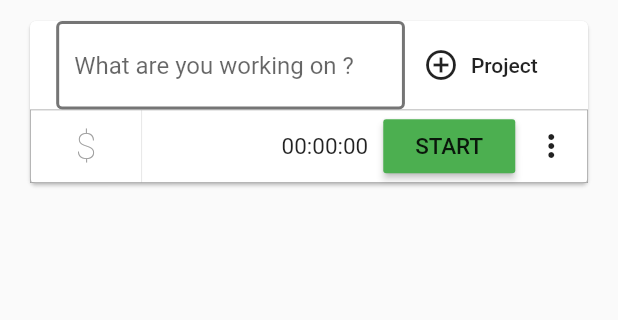
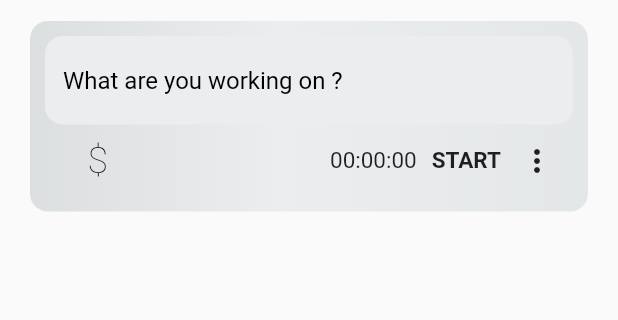
Before and after one commit to erenacikbas/time_management_app, a Flutter app: the screen it shows once a user with an empty profile is signed in, on a phone screen of 412 x 824 dp, the part 84-404 px from its top. Run offline on Flutter 3.47's test engine with Material 2 defaults, Android fonts, the phone set to English and light mode, and no system bars; drawn by our look-alikes of grouped_list; our stand-ins replace cloud_firestore, firebase_auth, firebase_core, google_sign_in, shared_preferences; accounts and stored records are empty.

Commit message:
UI changes applied

```diff
--- a/lib/application_layer/components/tracker_adder.dart
+++ b/lib/application_layer/components/tracker_adder.dart
@@ -14,14 +14,10 @@ import 'package:uuid/uuid.dart';
 var uuid = Uuid();
 
 class TrackerAdder extends StatefulWidget {
-  TrackerAdder({
-    Key key,
-    this.userID,
-    this.eventID
-  }) : super(key: key);
+  TrackerAdder({Key key, this.userID, this.eventID}) : super(key: key);
 
-  String userID;
-  String eventID;
+  final String userID;
+  final String eventID;
 
   @override
   _TrackerAdderState createState() => _TrackerAdderState();
@@ -100,8 +96,12 @@ class _TrackerAdderState extends State<TrackerAdder> {
       padding: const EdgeInsets.only(top: 8.0),
       child: Container(
         width: double.infinity,
-        child: Card(
+        child: Container(
+          decoration: BoxDecoration(
+              borderRadius: BorderRadius.circular(12), gradient: greyGradient),
           margin: EdgeInsets.fromLTRB(20.0, 6.0, 20.0, 0.0),
+          child: Padding(
+            padding: const EdgeInsets.all(10.0),
             child: Column(
               children: [
                 Row(
@@ -117,36 +117,29 @@ class _TrackerAdderState extends State<TrackerAdder> {
                             eventName = value;
                           });
                         },
-                      decoration: textInputDecoration.copyWith(
+                        decoration: trackerAdderTextInputDecoration.copyWith(
                           hintText: "What are you working on ?",
-                        focusedBorder: OutlineInputBorder(
-                            borderSide:
-                                BorderSide(color: Colors.blueGrey, width: 2.0)),
+                          // focusedBorder: OutlineInputBorder(
+                          //     borderSide:
+                          //         BorderSide(color: Colors.blueGrey, width: 2.0)),
                         ),
                       ),
-                  ),
-                  Flexible(
-                    flex: 3,
-                    child: FlatButton.icon(
-                        icon: Icon(Icons.add_circle_outline),
-                        label: Text("Project"),
-                        onPressed: () {}),
                     ),
                   ],
                 ),
                 Container(
-                decoration: BoxDecoration(
-                    border: Border.all(color: Colors.grey, width: 0.5)),
+                  // decoration: BoxDecoration(
+                  //     border: Border.all(color: Colors.grey, width: 0.5)),
                   child: Row(
                     children: [
                       Flexible(
                         flex: 2,
                         child: Container(
-                        decoration: _verticalDivider(),
+                          //decoration: _verticalDivider(),
                           child: RawMaterialButton(
                             child: Text("\$"),
                             textStyle: TextStyle(
-                              color: Colors.grey,
+                                color: Colors.black,
                                 fontWeight: FontWeight.w200,
                                 fontSize: 25),
                             onPressed: () {},
@@ -171,29 +164,31 @@ class _TrackerAdderState extends State<TrackerAdder> {
                                 ? Row(
                                     children: [
                                       Padding(
-                                      padding: const EdgeInsets.only(left: 5.0),
+                                        padding:
+                                            const EdgeInsets.only(left: 5.0),
                                         // Start Button
-                                      child: RaisedButton(
+                                        child: InkWell(
                                           child: Text(
                                             'START',
                                             style: TextStyle(
                                                 fontSize: 15.0,
+                                                fontWeight: FontWeight.bold),
                                           ),
-                                        ),
-                                        onPressed: () {
+                                          onTap: () {
                                             startingTime = DateFormat.Hm()
                                                 .format(DateTime.now());
                                             FocusScope.of(context).unfocus();
                                             timerStream = stopWatchStream();
-                                          timerSubscription =
-                                              timerStream.listen((int newTick) {
+                                            timerSubscription = timerStream
+                                                .listen((int newTick) {
                                               setState(() {
                                                 hoursStr =
                                                     ((newTick / (60 * 60)) % 60)
                                                         .floor()
                                                         .toString()
                                                         .padLeft(2, '0');
-                                              minutesStr = ((newTick / 60) % 60)
+                                                minutesStr =
+                                                    ((newTick / 60) % 60)
                                                         .floor()
                                                         .toString()
                                                         .padLeft(2, '0');
@@ -206,7 +201,6 @@ class _TrackerAdderState extends State<TrackerAdder> {
                                               });
                                             });
                                           },
-                                        color: Colors.green,
                                         ),
                                       ),
                                       MaterialButton(
@@ -220,17 +214,19 @@ class _TrackerAdderState extends State<TrackerAdder> {
                                 : Row(
                                     children: [
                                       Padding(
-                                      padding: const EdgeInsets.only(left: 5.0),
+                                        padding:
+                                            const EdgeInsets.only(left: 5.0),
                                         // Stop Button
-                                      child: RaisedButton(
+                                        child: InkWell(
                                           child: Text(
                                             'STOP',
                                             style: TextStyle(
-                                            color: Colors.white,
+                                              color: Colors.black,
                                               fontSize: 15.0,
+                                              fontWeight: FontWeight.bold
                                             ),
                                           ),
-                                        onPressed: () async {
+                                          onTap: () async {
                                             await timerSubscription.cancel();
                                             timerStream = null;
                                             setState(() {
@@ -259,7 +255,6 @@ class _TrackerAdderState extends State<TrackerAdder> {
                                               uuid.v1(),
                                             );
                                           },
-                                        color: Colors.red,
                                         ),
                                       ),
                                       MaterialButton(
@@ -281,6 +276,7 @@ class _TrackerAdderState extends State<TrackerAdder> {
             ),
           ),
         ),
+      ),
     );
   }
 }
--- a/lib/application_layer/home/tracker_list.dart
+++ b/lib/application_layer/components/tracker_list.dart
@@ -1,7 +1,7 @@
 import 'package:flutter/material.dart';
 import 'package:grouped_list/grouped_list.dart';
 import 'package:provider/provider.dart';
-import 'package:time_management_app/application_layer/home/tracker_tile.dart';
+import 'package:time_management_app/application_layer/components/tracker_tile.dart';
 import 'package:time_management_app/application_layer/loading_screen.dart/loading_screen.dart';
 import 'package:time_management_app/application_layer/models/trackers.dart';
 
@@ -36,7 +36,7 @@ class _TrackerListState extends State<TrackerList> {
           // itemComparator: (item1, item2) =>
           //         item2.finishingTime.compareTo(item1.finishingTime),
           groupSeparatorBuilder: (String value) => Padding(
-            padding: const EdgeInsets.only(top: 20.0, bottom: 10.0),
+            padding: const EdgeInsets.only(top: 20.0, bottom: 0.0),
             child: Text(
               value,
               textAlign: TextAlign.center,
--- a/lib/application_layer/home/home.dart
+++ b/lib/application_layer/home/home.dart
@@ -2,7 +2,7 @@ import 'package:flutter/material.dart';
 import 'package:provider/provider.dart';
 import 'package:shared_preferences/shared_preferences.dart';
 import 'package:time_management_app/application_layer/components/tracker_adder.dart';
-import 'package:time_management_app/application_layer/home/tracker_list.dart';
+import 'package:time_management_app/application_layer/components/tracker_list.dart';
 import 'package:time_management_app/application_layer/loading_screen.dart/loading_screen.dart';
 import 'package:time_management_app/application_layer/models/trackers.dart';
 import 'package:time_management_app/service_layer/auth.dart';
--- a/lib/shared/constants.dart
+++ b/lib/shared/constants.dart
@@ -8,3 +8,20 @@ const textInputDecoration = InputDecoration(
   focusedBorder: OutlineInputBorder(
       borderSide: BorderSide(color: Colors.blueGrey, width: 2.0)),
 );
+
+const greyGradient = LinearGradient(
+    begin: Alignment.centerLeft,
+    end: Alignment.centerRight,
+    stops: [0, 0.45, 1],
+    colors: [Color(0xffdcdfe0), Color(0xffebedee), Color(0xffe4e7e8)]);
+
+const trackerAdderTextInputDecoration = InputDecoration(
+  fillColor: Color(0xffebedee),
+  filled: true,
+  hintStyle: TextStyle(color: Colors.black),
+  enabledBorder: OutlineInputBorder(
+    borderSide: BorderSide(color: Colors.transparent),
+    borderRadius: BorderRadius.all(Radius.circular(12)),
+
+  ),
+);
```
Also changed, not shown: lib/application_layer/components/tracker_tile.dart (renamed from lib/application_layer/home/tracker_tile.dart, +30 -26 lines). Lines whose indentation alone changed are shown as unchanged.
